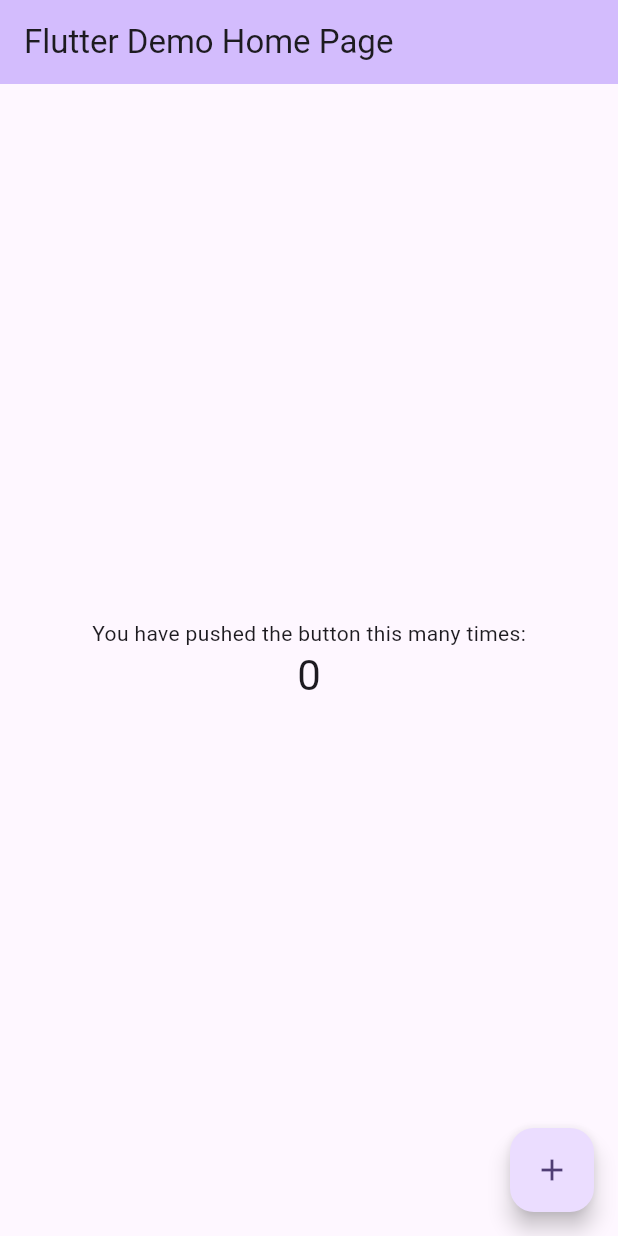
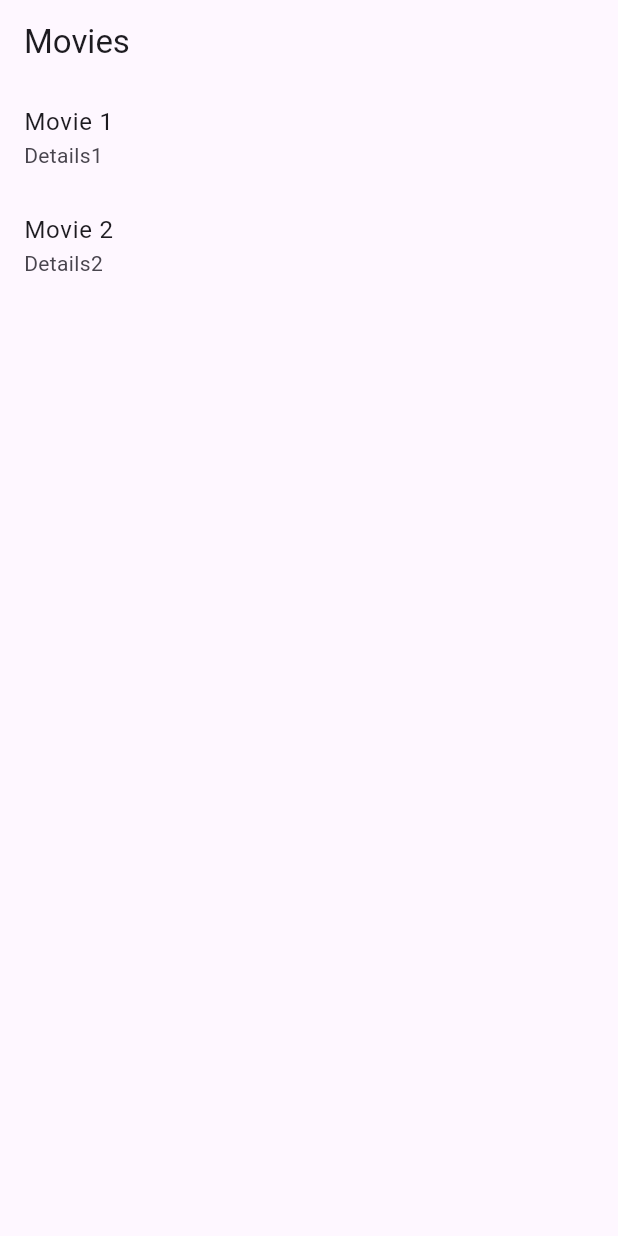
Before and after one commit to csipetcsabi/applion, a Flutter app: the screen it shows after launch, on a phone screen of 412 x 824 dp. Run offline on Flutter 3.47's test engine with Material 3 defaults, Android fonts, the light colour scheme and no system bars; our stand-ins replace flutter_bloc.

Commit message:
add default architecture, basic data, dummy repository, add Bloc, create movies bloc, simple screen

```diff
--- /dev/null
+++ b/lib/features/movies/data/repository/movie_repository_impl.dart
@@ -0,0 +1,13 @@
+import '../../domain/entity/Movie.dart';
+import '../../domain/repository/movie_repository.dart';
+
+class MovieRepositoryImpl implements MovieRepository {
+  @override
+  Future<List<Movie>> getMovies() async {
+    await Future.delayed(const Duration(seconds: 2));
+    return [
+      Movie(id: 1, title: 'Movie 1', details: 'Details1'),
+      Movie(id: 2, title: 'Movie 2', details: 'Details2'),
+    ];
+  }
+}
--- /dev/null
+++ b/lib/features/movies/domain/entity/Movie.dart
@@ -0,0 +1,11 @@
+class Movie {
+  final int id;
+  final String title;
+  final String details;
+
+  Movie({
+    required this.id,
+    required this.title,
+    required this.details,
+  });
+}
--- /dev/null
+++ b/lib/features/movies/domain/repository/movie_repository.dart
@@ -0,0 +1,5 @@
+import '../entity/Movie.dart';
+
+abstract class MovieRepository {
+  Future<List<Movie>> getMovies();
+}
--- /dev/null
+++ b/lib/features/movies/presentation/bloc/movies_bloc.dart
@@ -0,0 +1,22 @@
+import 'package:flutter_bloc/flutter_bloc.dart';
+
+import '../../data/repository/movie_repository_impl.dart';
+import '../../domain/repository/movie_repository.dart';
+import 'movies_event.dart';
+import 'movies_state.dart';
+
+class MoviesBloc extends Bloc<MoviesEvent, MoviesState> {
+  final MovieRepository movieRepository = MovieRepositoryImpl();
+
+  MoviesBloc() : super(MoviesStateInitial()) {
+    on<MoviesEventFetch>((event, emit) async {
+      emit(MoviesStateLoading());
+      try {
+        final movies = await movieRepository.getMovies();
+        emit(MoviesStateLoaded(movies));
+      } catch (e) {
+        emit(MoviesStateError('Errror fetching movies'));
+      }
+    });
+  }
+}
--- /dev/null
+++ b/lib/features/movies/presentation/bloc/movies_event.dart
@@ -0,0 +1,3 @@
+sealed class MoviesEvent {}
+
+class MoviesEventFetch extends MoviesEvent {}
--- /dev/null
+++ b/lib/features/movies/presentation/bloc/movies_state.dart
@@ -0,0 +1,19 @@
+import '../../domain/entity/Movie.dart';
+
+sealed class MoviesState {}
+
+class MoviesStateInitial extends MoviesState {}
+
+class MoviesStateLoading extends MoviesState {}
+
+class MoviesStateLoaded extends MoviesState {
+  final List<Movie> movies;
+
+  MoviesStateLoaded(this.movies);
+}
+
+class MoviesStateError extends MoviesState {
+  final String message;
+
+  MoviesStateError(this.message);
+}
--- /dev/null
+++ b/lib/features/movies/presentation/ui/movies_page.dart
@@ -0,0 +1,42 @@
+import 'package:flutter/material.dart';
+import 'package:flutter_bloc/flutter_bloc.dart';
+
+import '../bloc/movies_bloc.dart';
+import '../bloc/movies_event.dart';
+import '../bloc/movies_state.dart';
+class MoviesPage extends StatelessWidget {
+  const MoviesPage({super.key});
+
+  @override
+  Widget build(BuildContext context) {
+    return Scaffold(
+      appBar: AppBar(
+        title: const Text('Movies'),
+      ),
+      body: BlocProvider(
+        create: (context) => MoviesBloc()..add(MoviesEventFetch()),
+        child: BlocBuilder<MoviesBloc, MoviesState>(
+          builder: (context, state) {
+            if (state is MoviesStateLoading) {
+              return const Center(child: CircularProgressIndicator());
+            } else if (state is MoviesStateLoaded) {
+              return ListView.builder(
+                itemCount: state.movies.length,
+                itemBuilder: (context, index) {
+                  final movie = state.movies[index];
+                  return ListTile(
+                    title: Text(movie.title),
+                    subtitle: Text(movie.details),
+                  );
+                },
+              );
+            } else if (state is MoviesStateError) {
+              return Center(child: Text(state.message));
+            }
+            return const Center(child: Text('Error'));
+          },
+        ),
+      ),
+    );
+  }
+}
--- a/lib/main.dart
+++ b/lib/main.dart
@@ -1,3 +1,4 @@
+import 'package:applion/features/movies/presentation/ui/movies_page.dart';
 import 'package:flutter/material.dart';
 
 void main() {
@@ -13,113 +14,11 @@
     return MaterialApp(
       title: 'Flutter Demo',
       theme: ThemeData(
-        // This is the theme of your application.
-        //
-        // TRY THIS: Try running your application with "flutter run". You'll see
-        // the application has a purple toolbar. Then, without quitting the app,
-        // try changing the seedColor in the colorScheme below to Colors.green
-        // and then invoke "hot reload" (save your changes or press the "hot
-        // reload" button in a Flutter-supported IDE, or press "r" if you used
-        // the command line to start the app).
-        //
-        // Notice that the counter didn't reset back to zero; the application
-        // state is not lost during the reload. To reset the state, use hot
-        // restart instead.
-        //
-        // This works for code too, not just values: Most code changes can be
-        // tested with just a hot reload.
+
         colorScheme: ColorScheme.fromSeed(seedColor: Colors.deepPurple),
         useMaterial3: true,
       ),
-      home: const MyHomePage(title: 'Flutter Demo Home Page'),
+      home:  const MoviesPage(),
     );
   }
 }
-
-class MyHomePage extends StatefulWidget {
-  const MyHomePage({super.key, required this.title});
-
-  // This widget is the home page of your application. It is stateful, meaning
-  // that it has a State object (defined below) that contains fields that affect
-  // how it looks.
-
-  // This class is the configuration for the state. It holds the values (in this
-  // case the title) provided by the parent (in this case the App widget) and
-  // used by the build method of the State. Fields in a Widget subclass are
-  // always marked "final".
-
-  final String title;
-
-  @override
-  State<MyHomePage> createState() => _MyHomePageState();
-}
-
-class _MyHomePageState extends State<MyHomePage> {
-  int _counter = 0;
-
-  void _incrementCounter() {
-    setState(() {
-      // This call to setState tells the Flutter framework that something has
-      // changed in this State, which causes it to rerun the build method below
-      // so that the display can reflect the updated values. If we changed
-      // _counter without calling setState(), then the build method would not be
-      // called again, and so nothing would appear to happen.
-      _counter++;
-    });
-  }
-
-  @override
-  Widget build(BuildContext context) {
-    // This method is rerun every time setState is called, for instance as done
-    // by the _incrementCounter method above.
-    //
-    // The Flutter framework has been optimized to make rerunning build methods
-    // fast, so that you can just rebuild anything that needs updating rather
-    // than having to individually change instances of widgets.
-    return Scaffold(
-      appBar: AppBar(
-        // TRY THIS: Try changing the color here to a specific color (to
-        // Colors.amber, perhaps?) and trigger a hot reload to see the AppBar
-        // change color while the other colors stay the same.
-        backgroundColor: Theme.of(context).colorScheme.inversePrimary,
-        // Here we take the value from the MyHomePage object that was created by
-        // the App.build method, and use it to set our appbar title.
-        title: Text(widget.title),
-      ),
-      body: Center(
-        // Center is a layout widget. It takes a single child and positions it
-        // in the middle of the parent.
-        child: Column(
-          // Column is also a layout widget. It takes a list of children and
-          // arranges them vertically. By default, it sizes itself to fit its
-          // children horizontally, and tries to be as tall as its parent.
-          //
-          // Column has various properties to control how it sizes itself and
-          // how it positions its children. Here we use mainAxisAlignment to
-          // center the children vertically; the main axis here is the vertical
-          // axis because Columns are vertical (the cross axis would be
-          // horizontal).
-          //
-          // TRY THIS: Invoke "debug painting" (choose the "Toggle Debug Paint"
-          // action in the IDE, or press "p" in the console), to see the
-          // wireframe for each widget.
-          mainAxisAlignment: MainAxisAlignment.center,
-          children: <Widget>[
-            const Text(
-              'You have pushed the button this many times:',
-            ),
-            Text(
-              '$_counter',
-              style: Theme.of(context).textTheme.headlineMedium,
-            ),
-          ],
-        ),
-      ),
-      floatingActionButton: FloatingActionButton(
-        onPressed: _incrementCounter,
-        tooltip: 'Increment',
-        child: const Icon(Icons.add),
-      ), // This trailing comma makes auto-formatting nicer for build methods.
-    );
-  }
-}
--- a/pubspec.yaml
+++ b/pubspec.yaml
@@ -30,6 +30,7 @@ environment:
 dependencies:
   flutter:
     sdk: flutter
+  flutter_bloc: ^8.1.6
 
 
   # The following adds the Cupertino Icons font to your application.
```
Also changed, not shown: pubspec.lock.
